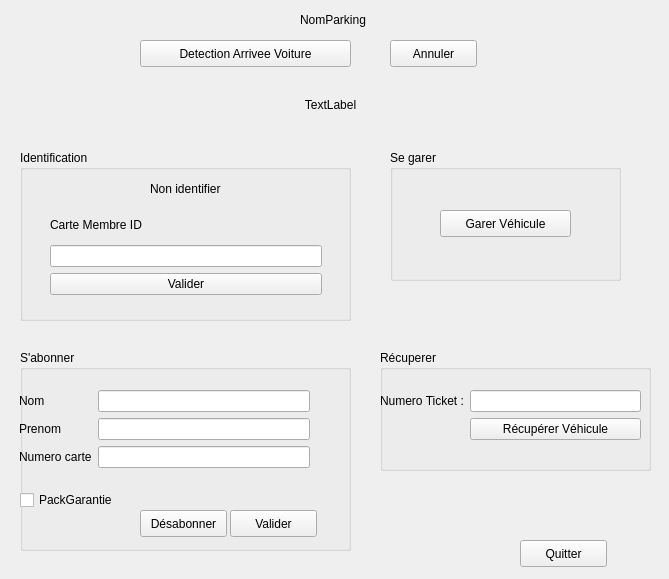
Above: ui/borne.ui from QRouland/gestionParking before the change. Below: the same form after it.
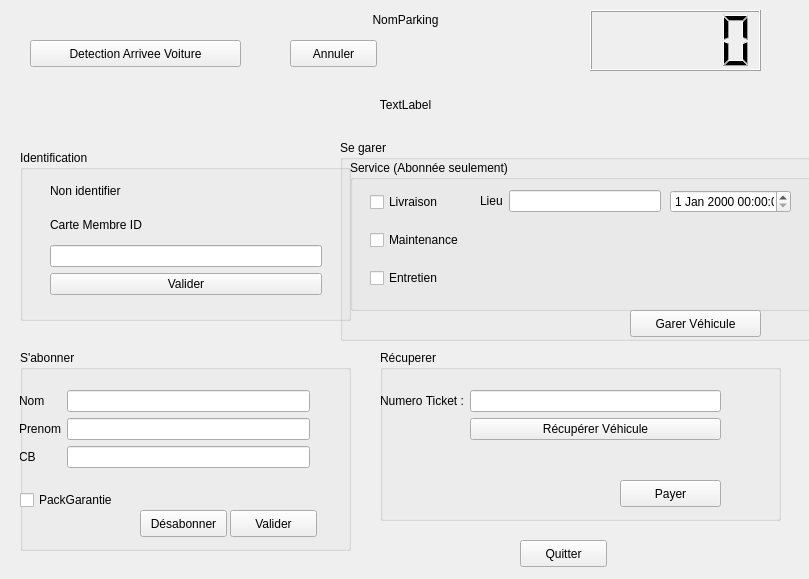
That is the form after the change.

The edit to the form file:
```diff
--- a/ui/borne.ui
+++ b/ui/borne.ui
@@ -6,7 +6,7 @@
    <rect>
     <x>0</x>
     <y>0</y>
-    <width>669</width>
+    <width>809</width>
     <height>579</height>
    </rect>
   </property>
@@ -16,7 +16,7 @@
   <widget class="QPushButton" name="btn_Voiture">
    <property name="geometry">
     <rect>
-     <x>140</x>
+     <x>30</x>
      <y>40</y>
      <width>211</width>
      <height>27</height>
@@ -29,14 +29,14 @@
   <widget class="QLabel" name="nomParking">
    <property name="geometry">
     <rect>
-     <x>300</x>
+     <x>10</x>
      <y>10</y>
-     <width>151</width>
+     <width>791</width>
      <height>20</height>
     </rect>
    </property>
    <property name="text">
-    <string>NomParking</string>
+    <string>&lt;html&gt;&lt;head/&gt;&lt;body&gt;&lt;p align=&quot;center&quot;&gt;NomParking&lt;/p&gt;&lt;/body&gt;&lt;/html&gt;</string>
    </property>
   </widget>
   <widget class="QGroupBox" name="box_id">
@@ -90,10 +90,10 @@
    <widget class="QLabel" name="labIdClient">
     <property name="geometry">
      <rect>
-      <x>130</x>
+      <x>30</x>
       <y>31</y>
-      <width>91</width>
-      <height>16</height>
+      <width>261</width>
+      <height>20</height>
      </rect>
     </property>
     <property name="text">
@@ -143,7 +143,7 @@
      <item row="2" column="0">
       <widget class="QLabel" name="numeroCarteLabel">
        <property name="text">
-        <string>Numero carte</string>
+        <string>CB</string>
        </property>
       </widget>
      </item>
@@ -205,8 +205,8 @@
     <rect>
      <x>380</x>
      <y>350</y>
-     <width>271</width>
-     <height>121</height>
+     <width>401</width>
+     <height>171</height>
     </rect>
    </property>
    <property name="title">
@@ -217,11 +217,14 @@
      <rect>
       <x>0</x>
       <y>40</y>
-      <width>261</width>
-      <height>80</height>
+      <width>341</width>
+      <height>61</height>
      </rect>
     </property>
     <layout class="QFormLayout" name="formLayout_2">
+     <property name="fieldGrowthPolicy">
+      <enum>QFormLayout::AllNonFixedFieldsGrow</enum>
+     </property>
      <item row="0" column="0">
       <widget class="QLabel" name="numeroTicketLabel">
        <property name="text">
@@ -241,13 +244,26 @@
      </item>
     </layout>
    </widget>
+   <widget class="QPushButton" name="pushButton">
+    <property name="geometry">
+     <rect>
+      <x>240</x>
+      <y>130</y>
+      <width>101</width>
+      <height>27</height>
+     </rect>
+    </property>
+    <property name="text">
+     <string>Payer</string>
+    </property>
+   </widget>
   </widget>
   <widget class="QLabel" name="label_aff">
    <property name="geometry">
     <rect>
      <x>10</x>
      <y>90</y>
-     <width>641</width>
+     <width>791</width>
      <height>31</height>
     </rect>
    </property>
@@ -258,10 +274,10 @@
   <widget class="QGroupBox" name="box_garer">
    <property name="geometry">
     <rect>
-     <x>390</x>
-     <y>150</y>
-     <width>231</width>
-     <height>131</height>
+     <x>340</x>
+     <y>140</y>
+     <width>471</width>
+     <height>201</height>
     </rect>
    </property>
    <property name="title">
@@ -270,8 +286,8 @@
    <widget class="QPushButton" name="btn_garer">
     <property name="geometry">
      <rect>
-      <x>50</x>
-      <y>60</y>
+      <x>290</x>
+      <y>170</y>
       <width>131</width>
       <height>27</height>
      </rect>
@@ -280,11 +296,91 @@
      <string>Garer Véhicule</string>
     </property>
    </widget>
+   <widget class="QGroupBox" name="box_service">
+    <property name="geometry">
+     <rect>
+      <x>10</x>
+      <y>20</y>
+      <width>521</width>
+      <height>151</height>
+     </rect>
+    </property>
+    <property name="title">
+     <string>Service (Abonnée seulement)</string>
+    </property>
+    <widget class="QDateTimeEdit" name="dateTimeEdit">
+     <property name="geometry">
+      <rect>
+       <x>320</x>
+       <y>30</y>
+       <width>121</width>
+       <height>23</height>
+      </rect>
+     </property>
+    </widget>
+    <widget class="QWidget" name="layoutWidget_2">
+     <property name="geometry">
+      <rect>
+       <x>20</x>
+       <y>20</y>
+       <width>109</width>
+       <height>121</height>
+      </rect>
+     </property>
+     <layout class="QVBoxLayout" name="verticalLayout_4">
+      <item>
+       <widget class="QCheckBox" name="checkBox_Livraison_2">
+        <property name="text">
+         <string>Livraison</string>
+        </property>
+       </widget>
+      </item>
+      <item>
+       <widget class="QCheckBox" name="checkBox_Maintenance_2">
+        <property name="text">
+         <string>Maintenance</string>
+        </property>
+       </widget>
+      </item>
+      <item>
+       <widget class="QCheckBox" name="checkBox_Entretien_2">
+        <property name="text">
+         <string>Entretien</string>
+        </property>
+       </widget>
+      </item>
+     </layout>
+    </widget>
+    <widget class="QWidget" name="formLayoutWidget_3">
+     <property name="geometry">
+      <rect>
+       <x>130</x>
+       <y>30</y>
+       <width>181</width>
+       <height>41</height>
+      </rect>
+     </property>
+     <layout class="QFormLayout" name="formLayout_4">
+      <item row="0" column="0">
+       <widget class="QLabel" name="lieuLabel_2">
+        <property name="text">
+         <string>Lieu</string>
+        </property>
+       </widget>
+      </item>
+      <item row="0" column="1">
+       <widget class="QLineEdit" name="lieuLineEdit_2"/>
+      </item>
+     </layout>
+    </widget>
+   </widget>
+   <zorder>box_service</zorder>
+   <zorder>btn_garer</zorder>
   </widget>
   <widget class="QPushButton" name="btn_annuler">
    <property name="geometry">
     <rect>
-     <x>390</x>
+     <x>290</x>
      <y>40</y>
      <width>87</width>
      <height>27</height>
@@ -307,16 +403,16 @@
     <string>Quitter</string>
    </property>
   </widget>
-  <zorder>btn_Voiture</zorder>
-  <zorder>nomParking</zorder>
-  <zorder></zorder>
-  <zorder>box_id</zorder>
-  <zorder>box_abo</zorder>
-  <zorder>box_recup</zorder>
-  <zorder>label_aff</zorder>
-  <zorder>box_garer</zorder>
-  <zorder>btn_annuler</zorder>
-  <zorder>btn_quitter</zorder>
+  <widget class="QLCDNumber" name="lcdNumber">
+   <property name="geometry">
+    <rect>
+     <x>590</x>
+     <y>10</y>
+     <width>171</width>
+     <height>61</height>
+    </rect>
+   </property>
+  </widget>
  </widget>
  <resources/>
  <connections/>
```
Left out of the diff: 31 changed lines with no effect on the pictures.
